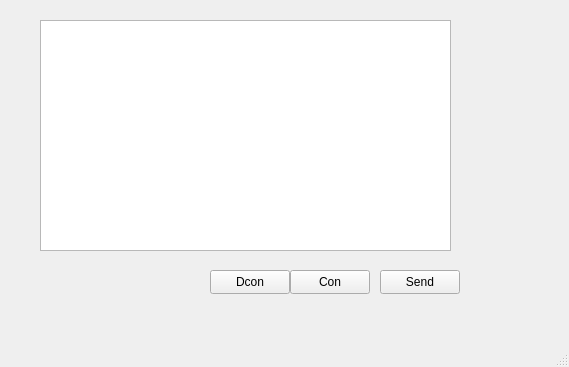
The window that qt_gui_ws_client/mainwindow.ui (qubacy/InterlocutorServer) describes before a commit, drawn with Qt 5.
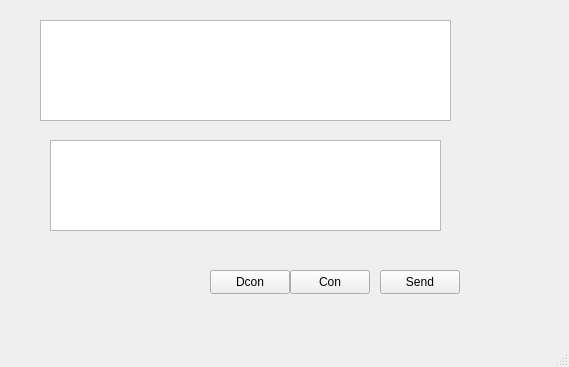
The same window after the commit.

```diff
--- a/qt_gui_ws_client/mainwindow.ui
+++ b/qt_gui_ws_client/mainwindow.ui
@@ -40,13 +40,13 @@
      <string>Dcon</string>
     </property>
    </widget>
-   <widget class="QPlainTextEdit" name="plainTextEdit">
+   <widget class="QPlainTextEdit" name="plainTextEditLog">
     <property name="geometry">
      <rect>
       <x>40</x>
       <y>20</y>
       <width>411</width>
-      <height>231</height>
+      <height>101</height>
      </rect>
     </property>
    </widget>
@@ -63,6 +63,16 @@
      <string>Send</string>
     </property>
    </widget>
+   <widget class="QPlainTextEdit" name="plainTextEdit">
+    <property name="geometry">
+     <rect>
+      <x>50</x>
+      <y>140</y>
+      <width>391</width>
+      <height>91</height>
+     </rect>
+    </property>
+   </widget>
   </widget>
   <widget class="QMenuBar" name="menubar">
    <property name="geometry">
```
